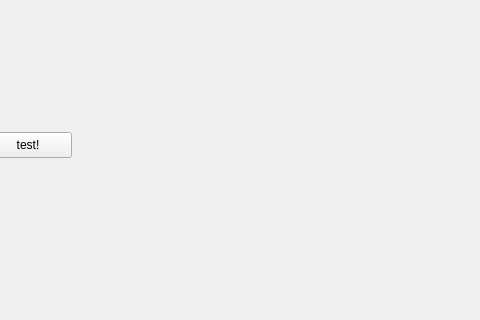
Before: the Qt Designer form ui/RobotHUD.ui in Carlos4621/RobotHUD, drawn with Qt 5; both pictures show x 106 to 586 and y 87 to 407 of the 800 by 600 pixel window.
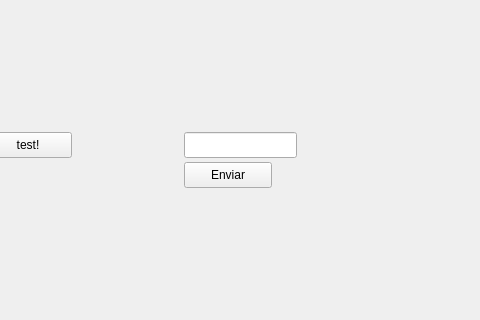
After: the same form once the commit is applied.

```diff
--- a/ui/RobotHUD.ui
+++ b/ui/RobotHUD.ui
@@ -33,7 +33,7 @@
      <string>test!</string>
     </property>
    </widget>
-   <widget class="QWidget" name="">
+   <widget class="QWidget" name="layoutWidget">
     <property name="geometry">
      <rect>
       <x>520</x>
@@ -59,6 +59,42 @@
      </item>
     </layout>
    </widget>
+   <widget class="QLineEdit" name="edit_enviar">
+    <property name="geometry">
+     <rect>
+      <x>290</x>
+      <y>200</y>
+      <width>113</width>
+      <height>26</height>
+     </rect>
+    </property>
+   </widget>
+   <widget class="QLabel" name="label_recibido">
+    <property name="geometry">
+     <rect>
+      <x>440</x>
+      <y>210</y>
+      <width>66</width>
+      <height>18</height>
+     </rect>
+    </property>
+    <property name="text">
+     <string/>
+    </property>
+   </widget>
+   <widget class="QPushButton" name="button_enviar">
+    <property name="geometry">
+     <rect>
+      <x>290</x>
+      <y>230</y>
+      <width>88</width>
+      <height>26</height>
+     </rect>
+    </property>
+    <property name="text">
+     <string>Enviar</string>
+    </property>
+   </widget>
   </widget>
   <widget class="QMenuBar" name="menuBar">
    <property name="geometry">
```
